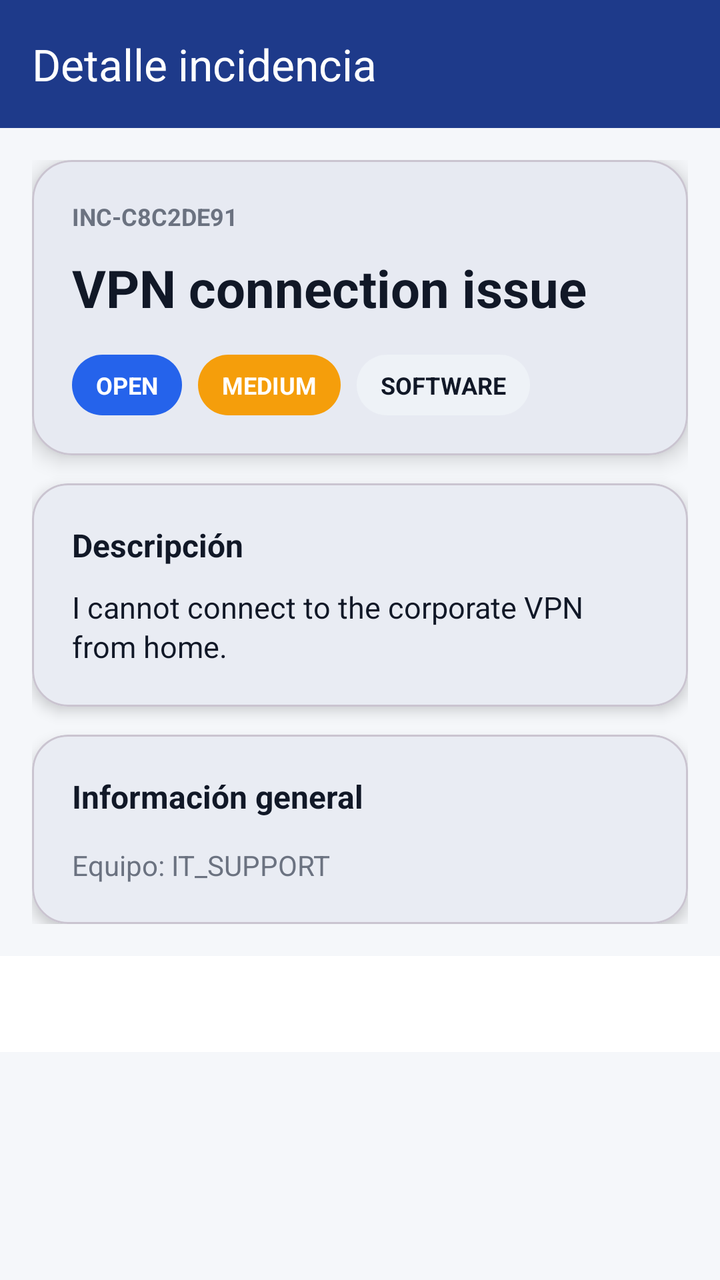
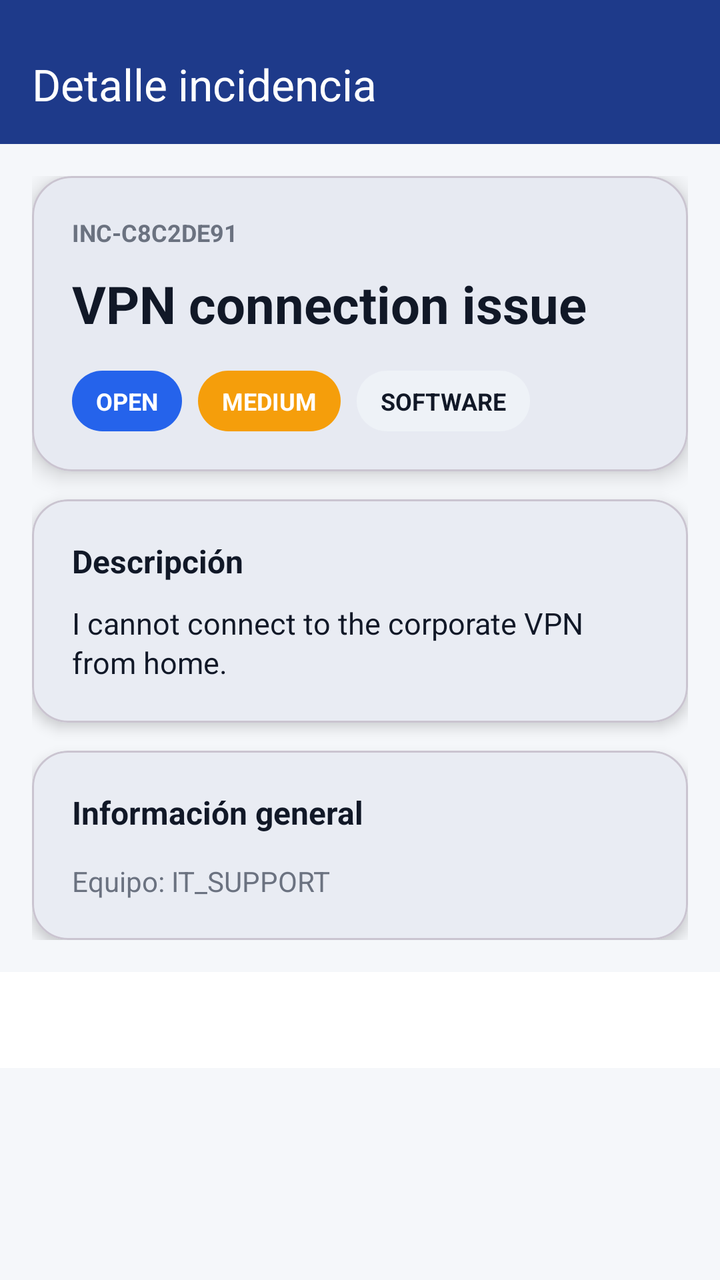

Two renders of the same Android screen: before a commit and after it. Below are the layout's source before the change and the commit's diff.
<!-- AndroidManifest.xml: application theme Theme.Tfgincidenciasfront -->
<!-- res/layout/activity_incident_detail.xml -->
<?xml version="1.0" encoding="utf-8"?>
<LinearLayout xmlns:android="http://schemas.android.com/apk/res/android"
    xmlns:app="http://schemas.android.com/apk/res-auto"
    android:layout_width="match_parent"
    android:layout_height="match_parent"
    android:orientation="vertical"
    android:background="?android:attr/colorBackground">

    <com.google.android.material.appbar.MaterialToolbar
        android:id="@+id/toolbar"
        android:layout_width="match_parent"
        android:layout_height="wrap_content"
        android:background="?attr/colorPrimary"
        app:title="Detalle incidencia"
        app:titleTextColor="@android:color/white" />

    <ScrollView
        android:layout_width="match_parent"
        android:layout_height="wrap_content"
        android:fillViewport="true">

        <LinearLayout
            android:layout_width="match_parent"
            android:layout_height="wrap_content"
            android:orientation="vertical"
            android:padding="16dp">

            <com.google.android.material.card.MaterialCardView
                android:layout_width="match_parent"
                android:layout_height="wrap_content"
                app:cardBackgroundColor="@color/surface"
                app:cardCornerRadius="20dp"
                app:cardElevation="6dp">

                <LinearLayout
                    android:layout_width="match_parent"
                    android:layout_height="wrap_content"
                    android:orientation="vertical"
                    android:padding="20dp">

                    <TextView
                        android:id="@+id/tvReference"
                        android:layout_width="wrap_content"
                        android:layout_height="wrap_content"
                        android:text="INC-C8C2DE91"
                        android:textColor="@color/secondaryText"
                        android:textSize="12sp"
                        android:textStyle="bold" />

                    <TextView
                        android:id="@+id/tvTitle"
                        android:layout_width="match_parent"
                        android:layout_height="wrap_content"
                        android:layout_marginTop="10dp"
                        android:text="VPN connection issue"
                        android:textColor="?attr/colorOnSurface"
                        android:textSize="26sp"
                        android:textStyle="bold" />

                    <LinearLayout
                        android:layout_width="match_parent"
                        android:layout_height="wrap_content"
                        android:layout_marginTop="16dp"
                        android:gravity="center_vertical"
                        android:orientation="horizontal">

                        <TextView
                            android:id="@+id/tvStatus"
                            android:layout_width="wrap_content"
                            android:layout_height="wrap_content"
                            android:background="@drawable/bg_status_open"
                            android:paddingHorizontal="12dp"
                            android:paddingVertical="7dp"
                            android:text="OPEN"
                            android:textColor="@android:color/white"
                            android:textSize="12sp"
                            android:textStyle="bold" />

                        <TextView
                            android:id="@+id/tvPriority"
                            android:layout_width="wrap_content"
                            android:layout_height="wrap_content"
                            android:layout_marginStart="8dp"
                            android:background="@drawable/bg_priority_medium"
                            android:paddingHorizontal="12dp"
                            android:paddingVertical="7dp"
                            android:text="MEDIUM"
                            android:textColor="@android:color/white"
                            android:textSize="12sp"
                            android:textStyle="bold" />

                        <TextView
                            android:id="@+id/tvCategory"
                            android:layout_width="wrap_content"
                            android:layout_height="wrap_content"
                            android:layout_marginStart="8dp"
                            android:background="@drawable/bg_neutral_chip"
                            android:paddingHorizontal="12dp"
                            android:paddingVertical="7dp"
                            android:text="SOFTWARE"
                            android:textColor="?attr/colorOnSurface"
                            android:textSize="12sp"
                            android:textStyle="bold" />
                    </LinearLayout>
                </LinearLayout>
            </com.google.android.material.card.MaterialCardView>

            <com.google.android.material.card.MaterialCardView
                android:layout_width="match_parent"
                android:layout_height="wrap_content"
                android:layout_marginTop="14dp"
                app:cardBackgroundColor="@color/surface"
                app:cardCornerRadius="18dp"
                app:cardElevation="4dp">

                <LinearLayout
                    android:layout_width="match_parent"
                    android:layout_height="wrap_content"
                    android:orientation="vertical"
                    android:padding="20dp">

                    <TextView
                        android:layout_width="wrap_content"
                        android:layout_height="wrap_content"
                        android:text="Descripción"
                        android:textColor="?attr/colorOnSurface"
                        android:textSize="16sp"
                        android:textStyle="bold" />

                    <TextView
                        android:id="@+id/tvDescription"
                        android:layout_width="match_parent"
                        android:layout_height="wrap_content"
                        android:layout_marginTop="10dp"
                        android:lineSpacingExtra="2dp"
                        android:text="I cannot connect to the corporate VPN from home."
                        android:textColor="?attr/colorOnSurface"
                        android:textSize="15sp" />
                </LinearLayout>
            </com.google.android.material.card.MaterialCardView>

            <com.google.android.material.card.MaterialCardView
                android:layout_width="match_parent"
                android:layout_height="wrap_content"
                android:layout_marginTop="14dp"
                app:cardBackgroundColor="@color/surface"
                app:cardCornerRadius="18dp"
                app:cardElevation="4dp">

                <LinearLayout
                    android:layout_width="match_parent"
                    android:layout_height="wrap_content"
                    android:orientation="vertical"
                    android:padding="20dp">

                    <TextView
                        android:layout_width="wrap_content"
                        android:layout_height="wrap_content"
                        android:text="Información general"
                        android:textColor="?attr/colorOnSurface"
                        android:textSize="16sp"
                        android:textStyle="bold" />

                    <TextView
                        android:id="@+id/tvTeam"
                        android:layout_width="match_parent"
                        android:layout_height="wrap_content"
                        android:layout_marginTop="14dp"
                        android:text="Equipo: IT_SUPPORT"
                        android:textColor="@color/secondaryText"
                        android:textSize="14sp" />
                </LinearLayout>
            </com.google.android.material.card.MaterialCardView>

            
            <LinearLayout
                android:id="@+id/layoutTechnicianActions"
                android:layout_width="match_parent"
                android:layout_height="wrap_content"
                android:visibility="gone"
                android:orientation="horizontal">

                <com.google.android.material.button.MaterialButton
                    android:id="@+id/btnAssignToMe"
                    android:layout_width="0dp"
                    android:layout_height="wrap_content"
                    android:layout_weight="1"
                    android:text="Asignarme" />

                <com.google.android.material.button.MaterialButton
                    android:id="@+id/btnResolveIncident"
                    android:layout_width="0dp"
                    android:layout_height="wrap_content"
                    android:layout_weight="1"
                    android:text="Resolver" />
            </LinearLayout>

            <LinearLayout
                android:id="@+id/layoutManagerActions"
                android:layout_width="match_parent"
                android:layout_height="wrap_content"
                android:visibility="gone"
                android:orientation="vertical">

                <com.google.android.material.button.MaterialButton
                    android:id="@+id/btnChangePriority"
                    android:layout_width="match_parent"
                    android:layout_height="wrap_content"
                    android:text="Cambiar prioridad" />

                <com.google.android.material.button.MaterialButton
                    android:id="@+id/btnChangeTeam"
                    android:layout_width="match_parent"
                    android:layout_height="wrap_content"
                    android:text="Cambiar equipo" />

                <com.google.android.material.button.MaterialButton
                    android:id="@+id/btnAssignTechnicianManager"
                    android:layout_width="match_parent"
                    android:layout_height="wrap_content"
                    android:text="Asignar técnico" />

                <com.google.android.material.button.MaterialButton
                    android:id="@+id/btnResolveIncidentManager"
                    android:layout_width="match_parent"
                    android:layout_height="wrap_content"
                    android:text="Resolver" />

                <com.google.android.material.button.MaterialButton
                    android:id="@+id/btnCloseIncident"
                    android:layout_width="match_parent"
                    android:layout_height="wrap_content"
                    android:text="Cerrar incidencia" />
            </LinearLayout>

        </LinearLayout>
    </ScrollView>

    <com.google.android.material.tabs.TabLayout
        android:id="@+id/tabLayout"
        android:layout_width="match_parent"
        android:layout_height="wrap_content"
        android:background="@color/surface"
        app:tabIndicatorColor="?attr/colorPrimary"
        app:tabSelectedTextColor="?attr/colorPrimary"
        app:tabTextColor="@color/secondaryText" />

    <androidx.viewpager2.widget.ViewPager2
        android:id="@+id/viewPager"
        android:layout_width="match_parent"
        android:layout_height="0dp"
        android:layout_weight="1" />

    <ProgressBar
        android:id="@+id/progressBar"
        android:layout_width="wrap_content"
        android:layout_height="wrap_content"
        android:layout_gravity="center_horizontal"
        android:visibility="gone" />

</LinearLayout>
<!-- resources referenced by this layout -->
<resources>
  <color name="secondaryText">#6B7280</color>
  <color name="surface">#FFFFFF</color>
  <!-- drawable bg_neutral_chip (drawable) -->
  <?xml version="1.0" encoding="utf-8"?>
  <shape xmlns:android="http://schemas.android.com/apk/res/android">
      <solid android:color="#EEF2F7" />
      <corners android:radius="999dp" />
  </shape>
  <!-- drawable bg_priority_medium (drawable) -->
  <shape xmlns:android="http://schemas.android.com/apk/res/android">
      <solid android:color="@color/priority_medium"/>
      <corners android:radius="999dp"/>
  </shape>
  <!-- drawable bg_status_open (drawable) -->
  <shape xmlns:android="http://schemas.android.com/apk/res/android">
      <solid android:color="@color/status_open"/>
      <corners android:radius="999dp"/>
  </shape>
  <style name="Theme.Tfgincidenciasfront" parent="Base.Theme.Tfgincidenciasfront" />
  <color name="priority_medium">#F59E0B</color>
  <color name="status_open">#2563EB</color>
  <style name="Base.Theme.Tfgincidenciasfront" parent="Theme.Material3.DayNight.NoActionBar">
  
          
          <item name="colorPrimary">@color/primary</item>
          <item name="colorOnPrimary">@color/onPrimary</item>
  
          
          <item name="android:colorBackground">@color/background</item>
  
          
          <item name="colorSurface">@color/surface</item>
          <item name="colorOnSurface">@color/onSurface</item>
  
      </style>
  <color name="primary">#1E3A8A</color>
  <color name="onPrimary">#FFFFFF</color>
  <color name="background">#F5F7FA</color>
  <color name="onSurface">#111827</color>
</resources>

<!-- the commit's change to res/layout/activity_incident_detail.xml (unified diff, before → after) -->
@@ -9,7 +9,8 @@
     <com.google.android.material.appbar.MaterialToolbar
         android:id="@+id/toolbar"
         android:layout_width="match_parent"
-        android:layout_height="wrap_content"
+        android:layout_height="72dp"
+        android:paddingTop="12dp"
         android:background="?attr/colorPrimary"
         app:title="Detalle incidencia"
         app:titleTextColor="@android:color/white" />
